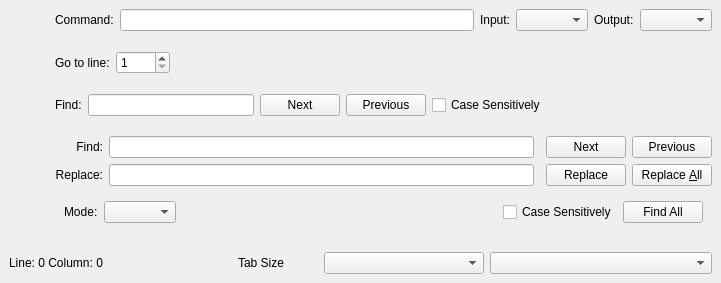
Before: the Qt Designer form resources/ui/editorstatus.ui in prymatex/prymatex, drawn with Qt 5.
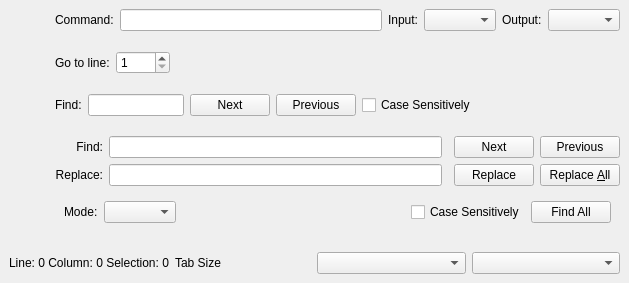
After: the same form once the commit is applied. Icons and pictures are not drawn.

Commit message: bugfix in gui.manager.addToContainer and add bundle menut to status bar

Diff of the .ui file:
```diff
--- a/resources/ui/editorstatus.ui
+++ b/resources/ui/editorstatus.ui
@@ -6,8 +6,8 @@
    <rect>
     <x>0</x>
     <y>0</y>
-    <width>721</width>
-    <height>254</height>
+    <width>629</width>
+    <height>240</height>
    </rect>
   </property>
   <property name="windowTitle">
@@ -343,8 +343,14 @@
      <layout class="QHBoxLayout" name="horizontalLayout_2">
       <item>
        <widget class="QLabel" name="labelLineColumn">
+        <property name="maximumSize">
+         <size>
+          <width>250</width>
+          <height>16777215</height>
+         </size>
+        </property>
         <property name="text">
-         <string>Line: 0 Column: 0</string>
+         <string>Line: 0 Column: 0 Selection: 0</string>
         </property>
        </widget>
       </item>
@@ -361,25 +367,38 @@
         </property>
        </widget>
       </item>
+      <item>
+       <widget class="QPushButton" name="pushButtonMenuBundle">
+        <property name="maximumSize">
+         <size>
+          <width>50</width>
+          <height>16777215</height>
+         </size>
+        </property>
+        <property name="text">
+         <string/>
+        </property>
+        <property name="icon">
+         <iconset resource="../resources.qrc">
+          <normaloff>:/icons/actions/run-build.png</normaloff>:/icons/actions/run-build.png</iconset>
+        </property>
+        <property name="flat">
+         <bool>true</bool>
+        </property>
+       </widget>
+      </item>
       <item>
        <widget class="QComboBox" name="comboBoxSyntaxes">
         <property name="maximumSize">
          <size>
-          <width>160</width>
+          <width>250</width>
           <height>16777215</height>
          </size>
         </property>
        </widget>
       </item>
       <item>
-       <widget class="QComboBox" name="comboBoxSymbols">
-        <property name="maximumSize">
-         <size>
-          <width>350</width>
-          <height>16777215</height>
-         </size>
-        </property>
-       </widget>
+       <widget class="QComboBox" name="comboBoxSymbols"/>
       </item>
      </layout>
     </widget>
```
The commit also changes 5 other files.
